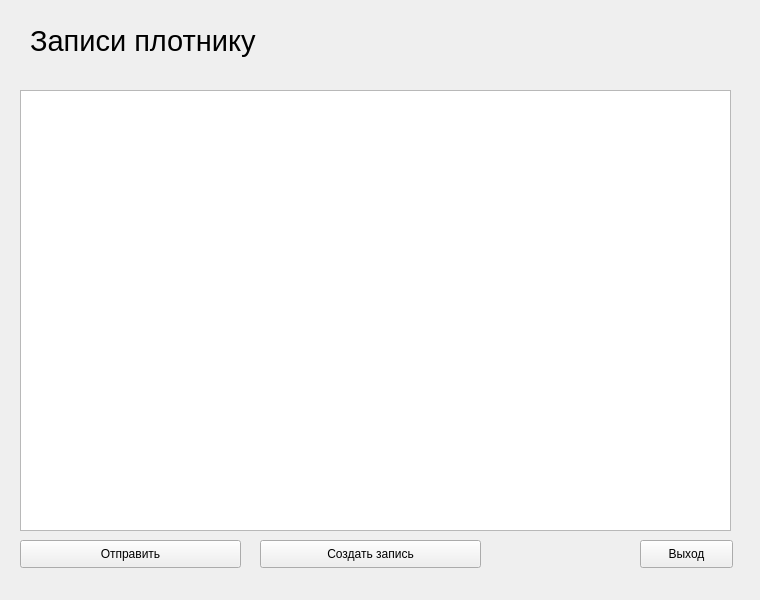
First picture: the form in worker.ui, repository SivetsDanil/Digitalization-project-for-SESC-NSU, before the edit.
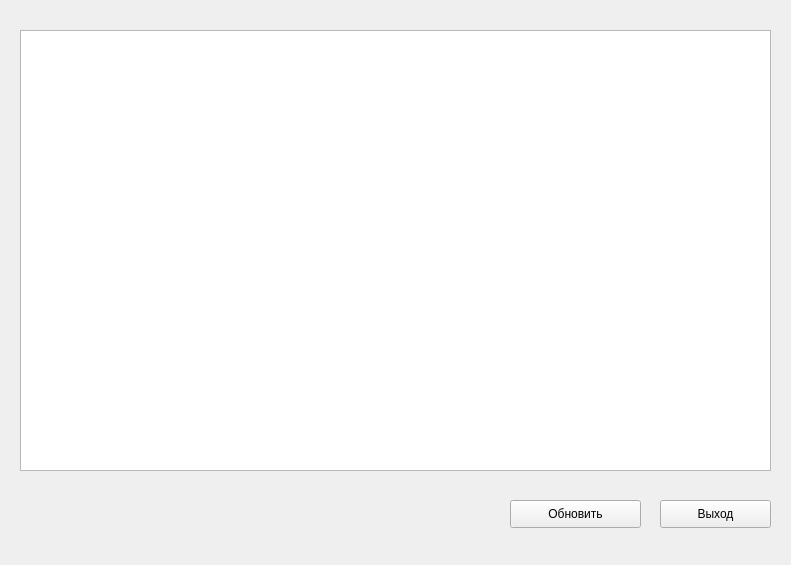
Second picture: the form after the edit.

Diff of the .ui file:
```diff
--- a/worker.ui
+++ b/worker.ui
@@ -6,8 +6,8 @@
    <rect>
     <x>0</x>
     <y>0</y>
-    <width>760</width>
-    <height>600</height>
+    <width>791</width>
+    <height>565</height>
    </rect>
   </property>
   <property name="windowTitle">
@@ -17,18 +17,31 @@
    <property name="geometry">
     <rect>
      <x>20</x>
-     <y>90</y>
-     <width>711</width>
+     <y>30</y>
+     <width>751</width>
      <height>441</height>
     </rect>
    </property>
   </widget>
+  <widget class="QPushButton" name="update_button">
+   <property name="geometry">
+    <rect>
+     <x>510</x>
+     <y>500</y>
+     <width>131</width>
+     <height>28</height>
+    </rect>
+   </property>
+   <property name="text">
+    <string>Обновить</string>
+   </property>
+  </widget>
   <widget class="QPushButton" name="exit_button">
    <property name="geometry">
     <rect>
-     <x>640</x>
-     <y>540</y>
-     <width>93</width>
+     <x>660</x>
+     <y>500</y>
+     <width>111</width>
      <height>28</height>
     </rect>
    </property>
@@ -36,50 +49,6 @@
     <string>Выход</string>
    </property>
   </widget>
-  <widget class="QPushButton" name="send_button">
-   <property name="geometry">
-    <rect>
-     <x>20</x>
-     <y>540</y>
-     <width>221</width>
-     <height>28</height>
-    </rect>
-   </property>
-   <property name="text">
-    <string>Отправить</string>
-   </property>
-  </widget>
-  <widget class="QLabel" name="label">
-   <property name="geometry">
-    <rect>
-     <x>30</x>
-     <y>20</y>
-     <width>351</width>
-     <height>41</height>
-    </rect>
-   </property>
-   <property name="font">
-    <font>
-     <pointsize>22</pointsize>
-    </font>
-   </property>
-   <property name="text">
-    <string>Записи плотнику</string>
-   </property>
-  </widget>
-  <widget class="QPushButton" name="create_button">
-   <property name="geometry">
-    <rect>
-     <x>260</x>
-     <y>540</y>
-     <width>221</width>
-     <height>28</height>
-    </rect>
-   </property>
-   <property name="text">
-    <string>Создать запись</string>
-   </property>
-  </widget>
  </widget>
  <resources/>
  <connections/>
```
